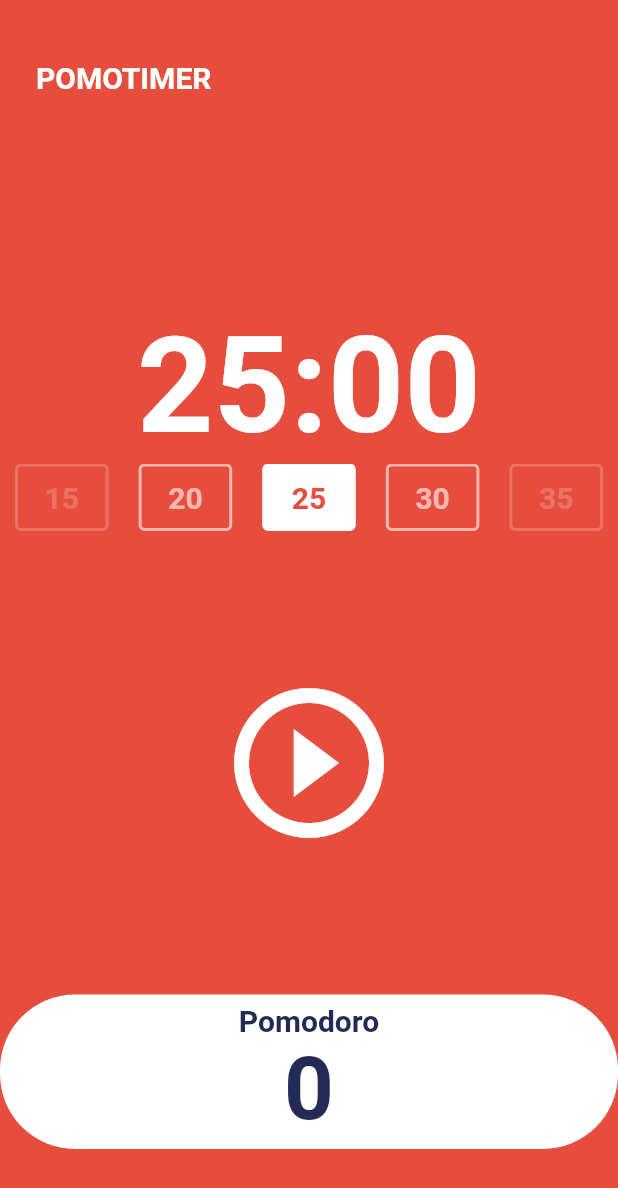
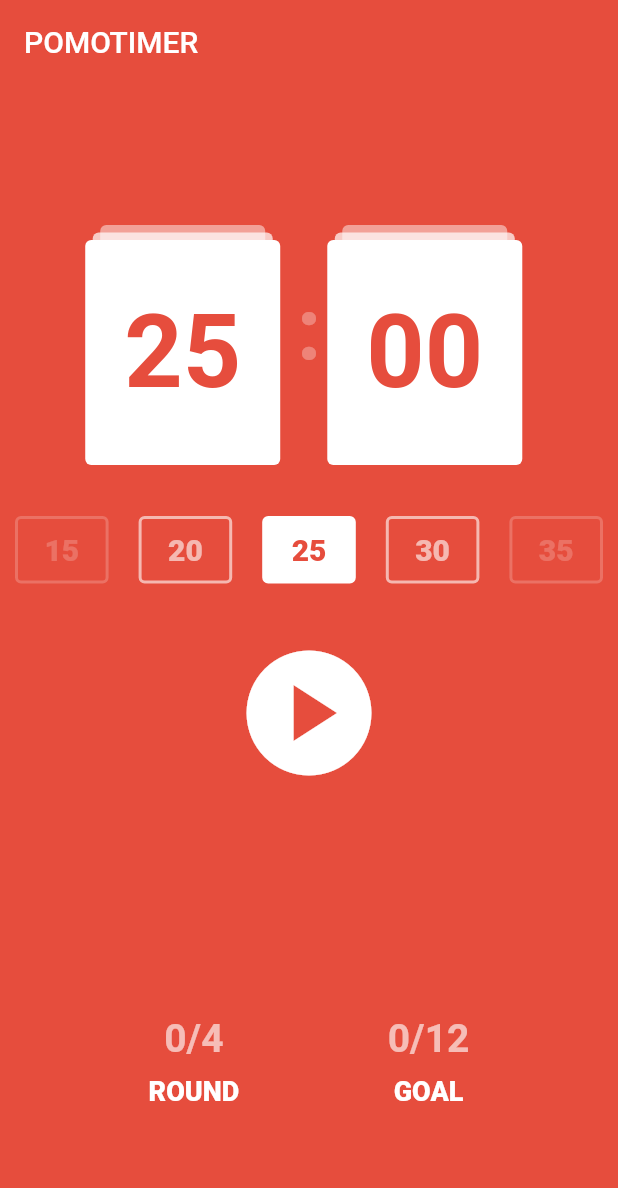
Before and after one commit to flowkater/toonflix, a Flutter app: the screen it shows after launch, on a phone screen of 412 x 824 dp. Shown: the top 1188 px of the screen. Run offline on Flutter 3.47's test engine with Material 2 defaults, Android fonts, the phone set to English and light mode, and no system bars.

Commit message:
pomotimer

```diff
--- a/lib/app.dart
+++ b/lib/app.dart
@@ -9,6 +9,7 @@ class App extends StatelessWidget {
     final theme = ThemeData();
 
     return MaterialApp(
+      debugShowCheckedModeBanner: false,
       theme: ThemeData(
         textTheme: const TextTheme(
           displayLarge: TextStyle(
--- a/lib/screens/home_screen.dart
+++ b/lib/screens/home_screen.dart
@@ -1,20 +1,21 @@
 import 'dart:async';
 import 'package:flutter/material.dart';
+import 'package:flutter/services.dart';
 
 // Requirements
 // - [x] 유저가 타이머의 시간(15, 20, 25, 30, 35)을 선택할 수 있어야 합니다.
-// - [ ] 유저가 타이머를 재설정 (리셋)할 수 있어야 합니다.
+// - [x] 유저가 타이머를 재설정 (리셋)할 수 있어야 합니다.
 // - [ ] 유저가 한 사이클을 완료한 횟수를 카운트해야 합니다.
 // - [ ] 유저가 4개의 사이클(1라운드)를 완료한 횟수를 카운트해야 합니다.
 // - [ ] 각 라운드가 끝나면 사용자가 5분간 휴식을 취할 수 있어야 합니다.
 
 // Design
 // - [x] POMOTIMER
-// - [ ] Timer
+// - [x] Timer
 // - [x] Selection Time
-// - [ ] Pause Button
-// - [ ] Reset Button
-// - [ ] Bottom
+// - [x] Pause Button
+// - [x] Reset Button
+// - [x] Bottom
 // - [ ] Layout detail
 
 class HomeScreen extends StatefulWidget {
@@ -26,11 +27,21 @@ class HomeScreen extends StatefulWidget {
 
 class _HomeScreenState extends State<HomeScreen> {
   static const timeRange = [15 * 60, 20 * 60, 25 * 60, 30 * 60, 35 * 60];
+  static const restTime = 5 * 60;
   double currentTimeRangeIndex = 2;
+
+  int totalCycle = 4;
+  int totalGoal = 12;
+
+  int currentCycle = 0;
+  int currentGoal = 0;
 
   int timeRangeIndex = 2;
   bool isRunning = false;
   int totalPomodoros = 0;
+
+  bool isResting = false;
+
   late int totalSeconds = timeRange[timeRangeIndex];
   late Timer timer;
 
@@ -49,13 +60,41 @@ class _HomeScreenState extends State<HomeScreen> {
     super.initState();
   }
 
+  bool isRunningOnTick() {
+    return timeRange[timeRangeIndex] > totalSeconds;
+  }
+
+  void checkRound() {
+    if (currentCycle == totalCycle - 1) {
+      setState(() {
+        currentCycle = 0;
+        currentGoal = currentGoal + 1;
+      });
+    } else {
+      setState(() {
+        currentCycle = currentCycle + 1;
+      });
+    }
+  }
+
   void onTick(Timer timer) {
     if (totalSeconds == 0) {
+      print("onTick == isRunning: $isRunning, isResting: $isResting");
+      if (isResting) {
+        setState(() {
+          isRunning = false;
+          isResting = false;
+          totalSeconds = timeRange[timeRangeIndex];
+        });
+      } else if (isRunning) {
         setState(() {
           totalPomodoros = totalPomodoros + 1;
           isRunning = false;
-        totalSeconds = timeRange[timeRangeIndex];
+          isResting = true;
+          totalSeconds = restTime;
+          checkRound();
         });
+      }
       timer.cancel();
     } else {
       setState(() {
@@ -65,8 +104,9 @@ class _HomeScreenState extends State<HomeScreen> {
   }
 
   void onStartPressed() {
+    print("onStartPressed == isRunning: $isRunning, isResting: $isResting");
     timer = Timer.periodic(
-      const Duration(seconds: 1),
+      const Duration(milliseconds: 5),
       onTick,
     );
 
@@ -88,6 +128,7 @@ class _HomeScreenState extends State<HomeScreen> {
 
     setState(() {
       isRunning = false;
+      isResting = false;
       totalSeconds = timeRange[timeRangeIndex];
     });
   }
@@ -98,6 +139,7 @@ class _HomeScreenState extends State<HomeScreen> {
     setState(() {
       timeRangeIndex = index;
       totalSeconds = timeRange[timeRangeIndex];
+      isRunning = false;
     });
 
     pageController.animateToPage(
@@ -107,47 +149,62 @@ class _HomeScreenState extends State<HomeScreen> {
     );
   }
 
-  String format(int seconds) {
+  List<String> _format(int seconds) {
     final duration = Duration(seconds: seconds);
-    return duration.toString().split(".").first.substring(2, 7);
+    return duration.toString().split(".").first.substring(2, 7).split(":");
+  }
+
+  String minutesFormat(int seconds) {
+    return _format(seconds)[0];
+  }
+
+  String secondsFormat(int seconds) {
+    return _format(seconds)[1];
   }
 
   @override
   Widget build(BuildContext context) {
     return Scaffold(
+      appBar: AppBar(
+        backgroundColor: Theme.of(context).colorScheme.background,
+        elevation: 0,
+        systemOverlayStyle: const SystemUiOverlayStyle(
+          statusBarIconBrightness: Brightness.light,
+          statusBarBrightness: Brightness.dark,
+        ),
+        title: const Align(
+          alignment: Alignment.centerLeft,
+          child: Text("POMOTIMER"),
+        ),
+      ),
       backgroundColor: Theme.of(context).colorScheme.background,
       body: Column(
         children: [
           Flexible(
-            flex: 1,
+            flex: 3,
             child: Padding(
-              padding: const EdgeInsets.symmetric(
-                horizontal: 24.0,
+              padding: const EdgeInsets.only(top: 90),
+              child: Row(
+                mainAxisAlignment: MainAxisAlignment.center,
+                children: [
+                  StackedCards(
+                    time: minutesFormat(totalSeconds),
                   ),
-              child: Container(
-                alignment: Alignment.centerLeft,
+                  const Padding(
+                    padding: EdgeInsets.only(bottom: 50),
                     child: Text(
-                  'POMOTIMER',
+                      ":",
                       style: TextStyle(
-                    color: Theme.of(context).cardColor,
-                    fontSize: 20,
+                        color: Colors.white30,
+                        fontSize: 58,
                         fontWeight: FontWeight.w600,
                       ),
                     ),
                   ),
+                  StackedCards(
+                    time: secondsFormat(totalSeconds),
                   ),
-          ),
-          Flexible(
-            flex: 2,
-            child: Container(
-              alignment: Alignment.bottomCenter,
-              child: Text(
-                format(totalSeconds),
-                style: TextStyle(
-                  color: Theme.of(context).cardColor,
-                  fontSize: 89,
-                  fontWeight: FontWeight.w600,
-                ),
+                ],
               ),
             ),
           ),
@@ -189,7 +246,7 @@ class _HomeScreenState extends State<HomeScreen> {
                                     ? Theme.of(context).colorScheme.background
                                     : Theme.of(context).cardColor,
                                 fontSize: 20,
-                                fontWeight: FontWeight.w600,
+                                fontWeight: FontWeight.w800,
                               ),
                             ),
                           ),
@@ -204,52 +261,50 @@ class _HomeScreenState extends State<HomeScreen> {
           Flexible(
             flex: 3,
             child: Center(
-              child: IconButton(
-                iconSize: 120,
+              child: Column(
+                mainAxisAlignment: MainAxisAlignment.center,
+                children: [
+                  IconButton(
+                    iconSize: 100,
                     color: Theme.of(context).cardColor,
                     onPressed: isRunning ? onPausePressed : onStartPressed,
                     icon: Icon(
-                  isRunning
-                      ? Icons.pause_circle_outline
-                      : Icons.play_circle_outline,
+                      isRunning ? Icons.pause_circle : Icons.play_circle,
                     ),
+                  ),
+                  AnimatedSwitcher(
+                    duration: const Duration(milliseconds: 300),
+                    child: isRunningOnTick() || isRunning
+                        ? IconButton(
+                            iconSize: 100,
+                            color: Theme.of(context).cardColor,
+                            onPressed: onResetPressed,
+                            icon: const Icon(
+                              Icons.restore,
+                            ),
+                          )
+                        : const SizedBox(
+                            height: 115,
+                          ),
+                  ),
+                ],
               ),
             ),
           ),
           Flexible(
             flex: 1,
             child: Row(
+              mainAxisAlignment: MainAxisAlignment.spaceEvenly,
               children: [
-                Expanded(
-                  child: Container(
-                    decoration: BoxDecoration(
-                      color: Theme.of(context).cardColor,
-                      borderRadius: BorderRadius.circular(50),
+                BottomInfo(
+                  currentNumber: currentCycle,
+                  totalNumber: totalCycle,
+                  title: "ROUND",
                 ),
-                    child: Column(
-                      mainAxisAlignment: MainAxisAlignment.center,
-                      children: [
-                        Text(
-                          'Pomodoro',
-                          style: TextStyle(
-                            fontSize: 20,
-                            fontWeight: FontWeight.w600,
-                            color:
-                                Theme.of(context).textTheme.displayLarge!.color,
-                          ),
-                        ),
-                        Text(
-                          '$totalPomodoros',
-                          style: TextStyle(
-                            fontSize: 58,
-                            fontWeight: FontWeight.w600,
-                            color:
-                                Theme.of(context).textTheme.displayLarge!.color,
-                          ),
-                        ),
-                      ],
-                    ),
-                  ),
+                BottomInfo(
+                  currentNumber: currentGoal,
+                  totalNumber: totalGoal,
+                  title: "GOAL",
                 ),
               ],
             ),
@@ -259,3 +314,105 @@ class _HomeScreenState extends State<HomeScreen> {
     );
   }
 }
+
+class BottomInfo extends StatelessWidget {
+  final int currentNumber;
+  final int totalNumber;
+  final String title;
+
+  const BottomInfo({
+    required this.currentNumber,
+    required this.totalNumber,
+    required this.title,
+    super.key,
+  });
+
+  @override
+  Widget build(BuildContext context) {
+    return Column(
+      children: [
+        Text(
+          "$currentNumber/$totalNumber",
+          style: TextStyle(
+            fontSize: 26,
+            fontWeight: FontWeight.w600,
+            color: Colors.white.withAlpha(160),
+          ),
+        ),
+        const SizedBox(height: 10),
+        Text(
+          title,
+          style: const TextStyle(
+            fontSize: 18,
+            fontWeight: FontWeight.w800,
+            color: Colors.white,
+          ),
+        ),
+      ],
+    );
+  }
+}
+
+class StackedCards extends StatelessWidget {
+  final String time;
+
+  const StackedCards({
+    required this.time,
+    super.key,
+  });
+
+  @override
+  Widget build(BuildContext context) {
+    return SizedBox(
+      width: 145,
+      child: Stack(
+        children: <Widget>[
+          Positioned(
+            left: 10,
+            child: Card(
+              elevation: 0,
+              color: Colors.white.withAlpha(120),
+              child: const SizedBox(
+                width: 110,
+                height: 150,
+              ),
+            ),
+          ),
+          Positioned(
+            top: 5,
+            left: 5,
+            child: Card(
+              elevation: 0,
+              color: Colors.white.withAlpha(180),
+              child: const SizedBox(
+                width: 120,
+                height: 150,
+              ),
+            ),
+          ),
+          Positioned(
+            top: 10,
+            child: Card(
+              elevation: 0,
+              color: Colors.white,
+              child: SizedBox(
+                width: 130,
+                height: 150,
+                child: Center(
+                  child: Text(
+                    time,
+                    style: TextStyle(
+                      color: Theme.of(context).colorScheme.background,
+                      fontSize: 68,
+                      fontWeight: FontWeight.w600,
+                    ),
+                  ),
+                ),
+              ),
+            ),
+          ),
+        ],
+      ),
+    );
+  }
+}
--- a/pubspec.yaml
+++ b/pubspec.yaml
@@ -35,6 +35,7 @@ dependencies:
   # The following adds the Cupertino Icons font to your application.
   # Use with the CupertinoIcons class for iOS style icons.
   cupertino_icons: ^1.0.2
+  font_awesome_flutter: ^10.5.0
 
 dev_dependencies:
   flutter_test:
```
Also changed, not shown: pubspec.lock. Lines whose indentation alone changed are shown as unchanged.
